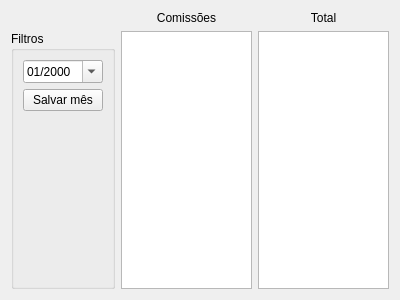
First picture: the form in ui/widgetrh.ui, repository darktorres/ERP-STACCATO, before the edit.
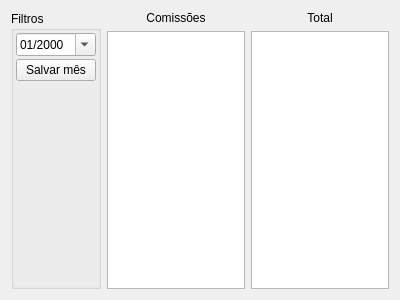
Second picture: the form after the edit. Custom widgets are drawn as their Qt base class.

The edit to the form file:
```diff
--- a/ui/widgetrh.ui
+++ b/ui/widgetrh.ui
@@ -27,13 +27,41 @@
      </property>
     </widget>
    </item>
-   <item row="1" column="0">
+   <item row="1" column="2">
+    <widget class="TableView" name="tableTotal"/>
+   </item>
+   <item row="0" column="2">
+    <widget class="QLabel" name="label_2">
+     <property name="text">
+      <string>Total</string>
+     </property>
+     <property name="alignment">
+      <set>Qt::AlignCenter</set>
+     </property>
+    </widget>
+   </item>
+   <item row="0" column="0" rowspan="2">
     <widget class="QGroupBox" name="groupBox">
      <property name="title">
       <string>Filtros</string>
      </property>
-     <layout class="QGridLayout" name="gridLayout_2">
-      <item row="0" column="0">
+     <layout class="QVBoxLayout" name="verticalLayout">
+      <property name="spacing">
+       <number>3</number>
+      </property>
+      <property name="leftMargin">
+       <number>2</number>
+      </property>
+      <property name="topMargin">
+       <number>2</number>
+      </property>
+      <property name="rightMargin">
+       <number>2</number>
+      </property>
+      <property name="bottomMargin">
+       <number>2</number>
+      </property>
+      <item>
        <widget class="QDateEdit" name="dateEdit">
         <property name="displayFormat">
          <string>MM/yyyy</string>
@@ -43,7 +71,14 @@
         </property>
        </widget>
       </item>
-      <item row="2" column="0">
+      <item>
+       <widget class="QPushButton" name="pushButtonSalvarMes">
+        <property name="text">
+         <string>Salvar mês</string>
+        </property>
+       </widget>
+      </item>
+      <item>
        <spacer name="verticalSpacer">
         <property name="orientation">
          <enum>Qt::Vertical</enum>
@@ -56,29 +91,9 @@
         </property>
        </spacer>
       </item>
-      <item row="1" column="0">
-       <widget class="QPushButton" name="pushButtonSalvarMes">
-        <property name="text">
-         <string>Salvar mês</string>
-        </property>
-       </widget>
-      </item>
      </layout>
     </widget>
    </item>
-   <item row="1" column="2">
-    <widget class="TableView" name="tableTotal"/>
-   </item>
-   <item row="0" column="2">
-    <widget class="QLabel" name="label_2">
-     <property name="text">
-      <string>Total</string>
-     </property>
-     <property name="alignment">
-      <set>Qt::AlignCenter</set>
-     </property>
-    </widget>
-   </item>
   </layout>
  </widget>
  <customwidgets>
```
